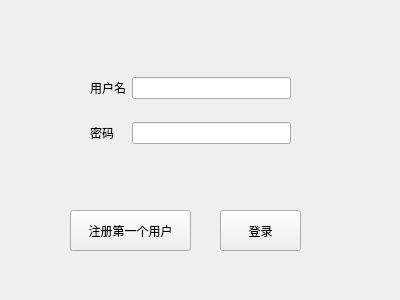
Qt form src_client/loginwidget.ui (RebeccaPan/Train_Ticket) before a commit.
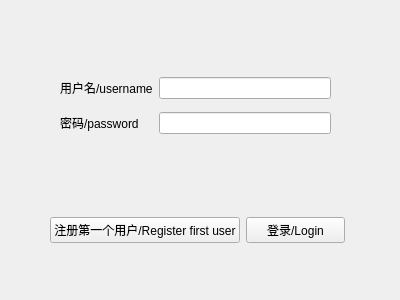
The same form after that commit.

Commit message: Tested with User problem yet to be solved

The edit to the form file:
```diff
--- a/src_client/loginwidget.ui
+++ b/src_client/loginwidget.ui
@@ -13,53 +13,27 @@
   <property name="windowTitle">
    <string>登录</string>
   </property>
-  <widget class="QPushButton" name="pushButton">
-   <property name="geometry">
-    <rect>
-     <x>70</x>
-     <y>210</y>
-     <width>121</width>
-     <height>41</height>
-    </rect>
-   </property>
-   <property name="text">
-    <string>注册第一个用户</string>
-   </property>
-  </widget>
-  <widget class="QPushButton" name="pushButton_2">
-   <property name="geometry">
-    <rect>
-     <x>220</x>
-     <y>210</y>
-     <width>81</width>
-     <height>41</height>
-    </rect>
-   </property>
-   <property name="text">
-    <string>登录</string>
-   </property>
-  </widget>
   <widget class="QWidget" name="gridLayoutWidget">
    <property name="geometry">
     <rect>
-     <x>90</x>
-     <y>60</y>
-     <width>201</width>
-     <height>101</height>
+     <x>60</x>
+     <y>70</y>
+     <width>271</width>
+     <height>71</height>
     </rect>
    </property>
    <layout class="QGridLayout" name="gridLayout_2">
     <item row="0" column="0">
      <widget class="QLabel" name="label">
       <property name="text">
-       <string>用户名</string>
+       <string>用户名/username</string>
       </property>
      </widget>
     </item>
     <item row="1" column="0">
      <widget class="QLabel" name="label_2">
       <property name="text">
-       <string>密码</string>
+       <string>密码/password</string>
       </property>
      </widget>
     </item>
@@ -71,6 +45,32 @@
     </item>
    </layout>
   </widget>
+  <widget class="QWidget" name="horizontalLayoutWidget">
+   <property name="geometry">
+    <rect>
+     <x>50</x>
+     <y>190</y>
+     <width>295</width>
+     <height>80</height>
+    </rect>
+   </property>
+   <layout class="QHBoxLayout" name="horizontalLayout">
+    <item>
+     <widget class="QPushButton" name="pushButton">
+      <property name="text">
+       <string>注册第一个用户/Register first user</string>
+      </property>
+     </widget>
+    </item>
+    <item>
+     <widget class="QPushButton" name="pushButton_2">
+      <property name="text">
+       <string>登录/Login</string>
+      </property>
+     </widget>
+    </item>
+   </layout>
+  </widget>
  </widget>
  <resources/>
  <connections/>
```
Left out of the diff: 2 changed lines with no effect on the pictures. The commit also changes 16 other files.
